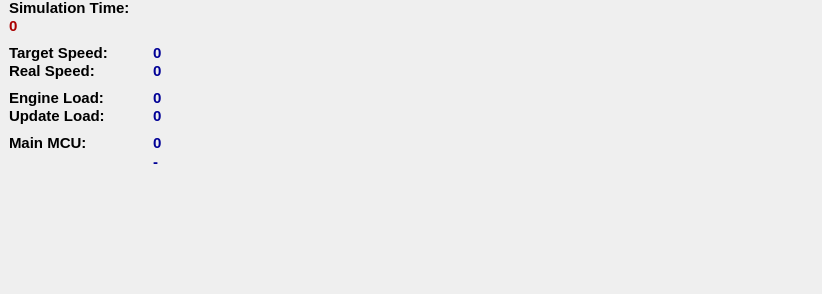
First picture: the form in src/gui/dialogs/infowidget.ui, repository Arcachofo/SimulIDE-dev, before the edit.
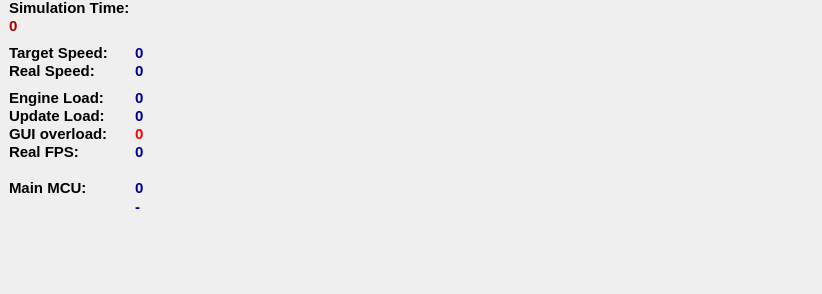
Second picture: the form after the edit.

Commit message: InfoWidget: added real FPS & GUI overload indicators.

Diff of the .ui file:
```diff
--- a/src/gui/dialogs/infowidget.ui
+++ b/src/gui/dialogs/infowidget.ui
@@ -192,7 +192,7 @@
     <rect>
      <x>9</x>
      <y>45</y>
-     <width>141</width>
+     <width>127</width>
      <height>16</height>
     </rect>
    </property>
@@ -249,7 +249,7 @@
     <rect>
      <x>9</x>
      <y>63</y>
-     <width>141</width>
+     <width>127</width>
      <height>16</height>
     </rect>
    </property>
@@ -306,7 +306,7 @@
     <rect>
      <x>9</x>
      <y>90</y>
-     <width>145</width>
+     <width>127</width>
      <height>16</height>
     </rect>
    </property>
@@ -361,7 +361,7 @@
   <widget class="QLabel" name="targetSpeed">
    <property name="geometry">
     <rect>
-     <x>153</x>
+     <x>135</x>
      <y>45</y>
      <width>141</width>
      <height>16</height>
@@ -418,7 +418,7 @@
   <widget class="QLabel" name="realSpeed">
    <property name="geometry">
     <rect>
-     <x>153</x>
+     <x>135</x>
      <y>63</y>
      <width>141</width>
      <height>16</height>
@@ -475,7 +475,7 @@
   <widget class="QLabel" name="simLoadVal">
    <property name="geometry">
     <rect>
-     <x>153</x>
+     <x>135</x>
      <y>90</y>
      <width>141</width>
      <height>16</height>
@@ -533,8 +533,8 @@
    <property name="geometry">
     <rect>
      <x>9</x>
-     <y>135</y>
-     <width>141</width>
+     <y>180</y>
+     <width>127</width>
      <height>16</height>
     </rect>
    </property>
@@ -589,8 +589,8 @@
   <widget class="QLabel" name="mainMcu">
    <property name="geometry">
     <rect>
-     <x>153</x>
-     <y>153</y>
+     <x>135</x>
+     <y>198</y>
      <width>523</width>
      <height>18</height>
     </rect>
@@ -646,8 +646,8 @@
   <widget class="QLabel" name="mainMcuName">
    <property name="geometry">
     <rect>
-     <x>153</x>
-     <y>135</y>
+     <x>135</x>
+     <y>180</y>
      <width>141</width>
      <height>16</height>
     </rect>
@@ -703,7 +703,7 @@
   <widget class="QLabel" name="guiLoadVal">
    <property name="geometry">
     <rect>
-     <x>153</x>
+     <x>135</x>
      <y>108</y>
      <width>141</width>
      <height>16</height>
@@ -762,7 +762,7 @@
     <rect>
      <x>9</x>
      <y>108</y>
-     <width>145</width>
+     <width>127</width>
      <height>16</height>
     </rect>
    </property>
@@ -814,6 +814,234 @@
     <string>Update Load:</string>
    </property>
   </widget>
+  <widget class="QLabel" name="fpsVal">
+   <property name="geometry">
+    <rect>
+     <x>135</x>
+     <y>144</y>
+     <width>141</width>
+     <height>16</height>
+    </rect>
+   </property>
+   <property name="palette">
+    <palette>
+     <active>
+      <colorrole role="WindowText">
+       <brush brushstyle="SolidPattern">
+        <color alpha="255">
+         <red>0</red>
+         <green>0</green>
+         <blue>150</blue>
+        </color>
+       </brush>
+      </colorrole>
+     </active>
+     <inactive>
+      <colorrole role="WindowText">
+       <brush brushstyle="SolidPattern">
+        <color alpha="255">
+         <red>0</red>
+         <green>0</green>
+         <blue>150</blue>
+        </color>
+       </brush>
+      </colorrole>
+     </inactive>
+     <disabled>
+      <colorrole role="WindowText">
+       <brush brushstyle="SolidPattern">
+        <color alpha="255">
+         <red>144</red>
+         <green>144</green>
+         <blue>144</blue>
+        </color>
+       </brush>
+      </colorrole>
+     </disabled>
+    </palette>
+   </property>
+   <property name="font">
+    <font>
+     <pointsize>11</pointsize>
+     <weight>75</weight>
+     <bold>true</bold>
+    </font>
+   </property>
+   <property name="text">
+    <string notr="true">0</string>
+   </property>
+  </widget>
+  <widget class="QLabel" name="fpsLabel">
+   <property name="geometry">
+    <rect>
+     <x>9</x>
+     <y>144</y>
+     <width>127</width>
+     <height>16</height>
+    </rect>
+   </property>
+   <property name="palette">
+    <palette>
+     <active>
+      <colorrole role="WindowText">
+       <brush brushstyle="SolidPattern">
+        <color alpha="255">
+         <red>0</red>
+         <green>0</green>
+         <blue>0</blue>
+        </color>
+       </brush>
+      </colorrole>
+     </active>
+     <inactive>
+      <colorrole role="WindowText">
+       <brush brushstyle="SolidPattern">
+        <color alpha="255">
+         <red>0</red>
+         <green>0</green>
+         <blue>0</blue>
+        </color>
+       </brush>
+      </colorrole>
+     </inactive>
+     <disabled>
+      <colorrole role="WindowText">
+       <brush brushstyle="SolidPattern">
+        <color alpha="255">
+         <red>144</red>
+         <green>144</green>
+         <blue>144</blue>
+        </color>
+       </brush>
+      </colorrole>
+     </disabled>
+    </palette>
+   </property>
+   <property name="font">
+    <font>
+     <pointsize>11</pointsize>
+     <weight>75</weight>
+     <bold>true</bold>
+    </font>
+   </property>
+   <property name="text">
+    <string>Real FPS:</string>
+   </property>
+  </widget>
+  <widget class="QLabel" name="overLoadVal">
+   <property name="geometry">
+    <rect>
+     <x>135</x>
+     <y>126</y>
+     <width>141</width>
+     <height>16</height>
+    </rect>
+   </property>
+   <property name="palette">
+    <palette>
+     <active>
+      <colorrole role="WindowText">
+       <brush brushstyle="SolidPattern">
+        <color alpha="255">
+         <red>255</red>
+         <green>0</green>
+         <blue>0</blue>
+        </color>
+       </brush>
+      </colorrole>
+     </active>
+     <inactive>
+      <colorrole role="WindowText">
+       <brush brushstyle="SolidPattern">
+        <color alpha="255">
+         <red>255</red>
+         <green>0</green>
+         <blue>0</blue>
+        </color>
+       </brush>
+      </colorrole>
+     </inactive>
+     <disabled>
+      <colorrole role="WindowText">
+       <brush brushstyle="SolidPattern">
+        <color alpha="255">
+         <red>144</red>
+         <green>144</green>
+         <blue>144</blue>
+        </color>
+       </brush>
+      </colorrole>
+     </disabled>
+    </palette>
+   </property>
+   <property name="font">
+    <font>
+     <pointsize>11</pointsize>
+     <weight>75</weight>
+     <bold>true</bold>
+    </font>
+   </property>
+   <property name="text">
+    <string>0</string>
+   </property>
+  </widget>
+  <widget class="QLabel" name="overLoadLabel">
+   <property name="geometry">
+    <rect>
+     <x>9</x>
+     <y>126</y>
+     <width>127</width>
+     <height>16</height>
+    </rect>
+   </property>
+   <property name="palette">
+    <palette>
+     <active>
+      <colorrole role="WindowText">
+       <brush brushstyle="SolidPattern">
+        <color alpha="255">
+         <red>0</red>
+         <green>0</green>
+         <blue>0</blue>
+        </color>
+       </brush>
+      </colorrole>
+     </active>
+     <inactive>
+      <colorrole role="WindowText">
+       <brush brushstyle="SolidPattern">
+        <color alpha="255">
+         <red>0</red>
+         <green>0</green>
+         <blue>0</blue>
+        </color>
+       </brush>
+      </colorrole>
+     </inactive>
+     <disabled>
+      <colorrole role="WindowText">
+       <brush brushstyle="SolidPattern">
+        <color alpha="255">
+         <red>144</red>
+         <green>144</green>
+         <blue>144</blue>
+        </color>
+       </brush>
+      </colorrole>
+     </disabled>
+    </palette>
+   </property>
+   <property name="font">
+    <font>
+     <pointsize>11</pointsize>
+     <weight>75</weight>
+     <bold>true</bold>
+    </font>
+   </property>
+   <property name="text">
+    <string>GUI overload:</string>
+   </property>
+  </widget>
  </widget>
  <resources/>
  <connections/>
```
The commit also changes 6 other files.
